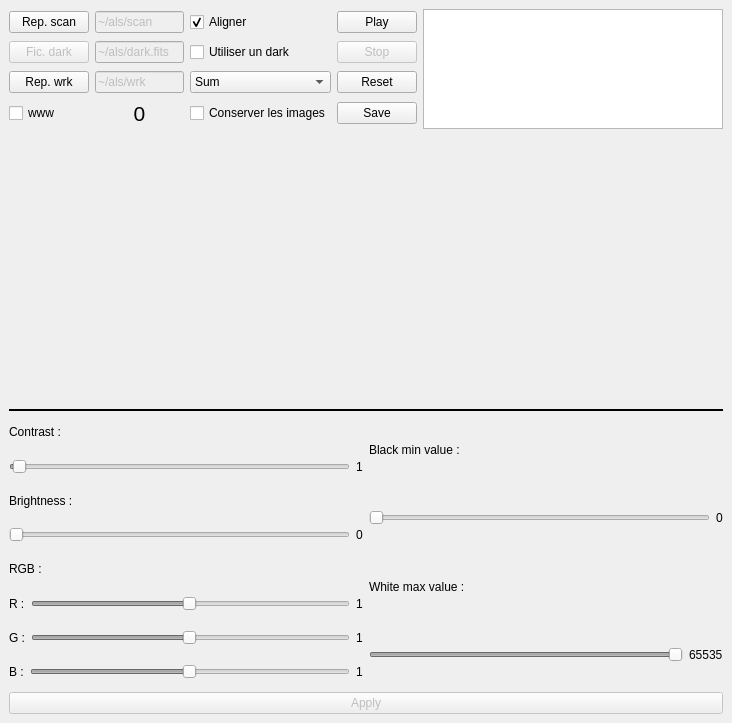
Old version of the form alsui.ui in the repository gehelem/als.
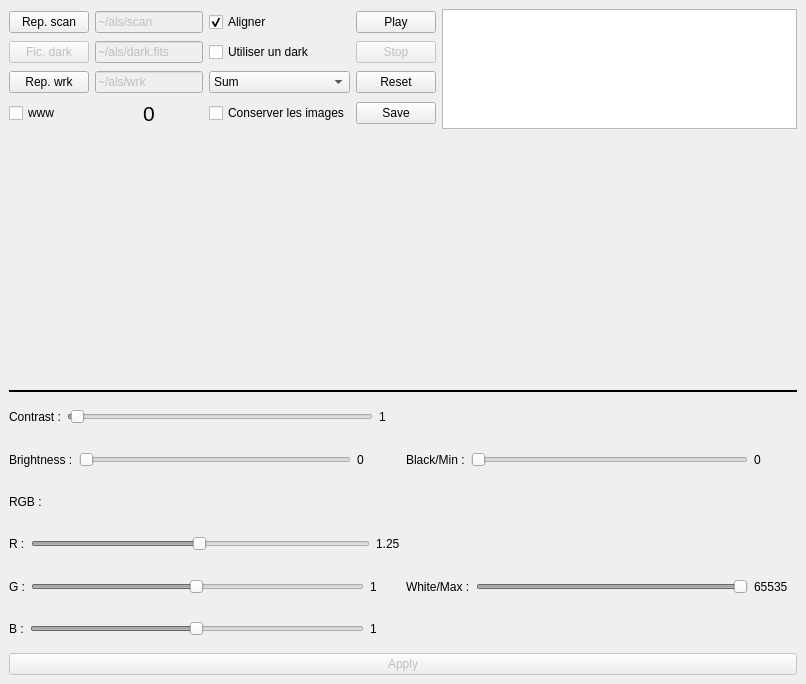
New version of the form. Icons and pictures are not drawn.

```diff
--- a/alsui.ui
+++ b/alsui.ui
@@ -6,8 +6,8 @@
    <rect>
     <x>0</x>
     <y>0</y>
-    <width>732</width>
-    <height>723</height>
+    <width>806</width>
+    <height>684</height>
    </rect>
   </property>
   <property name="windowTitle">
@@ -268,20 +268,26 @@
      <layout class="QHBoxLayout" name="horizontalLayout_2">
       <item>
        <layout class="QVBoxLayout" name="verticalLayout_3">
-        <item>
-         <widget class="QLabel" name="label_2">
-          <property name="text">
-           <string>Contrast :</string>
-          </property>
-         </widget>
-        </item>
         <item>
          <layout class="QHBoxLayout" name="horizontalLayout_3">
+          <item>
+           <widget class="QLabel" name="label_2">
+            <property name="text">
+             <string>Contrast :</string>
+            </property>
+           </widget>
+          </item>
           <item>
            <widget class="QSlider" name="contrast_slider">
             <property name="enabled">
              <bool>false</bool>
             </property>
+            <property name="minimumSize">
+             <size>
+              <width>250</width>
+              <height>0</height>
+             </size>
+            </property>
             <property name="minimum">
              <number>1</number>
             </property>
@@ -298,6 +304,12 @@
           </item>
           <item>
            <widget class="QLabel" name="contrast">
+            <property name="minimumSize">
+             <size>
+              <width>21</width>
+              <height>0</height>
+             </size>
+            </property>
             <property name="text">
              <string>1</string>
             </property>
@@ -305,20 +317,26 @@
           </item>
          </layout>
         </item>
-        <item>
-         <widget class="QLabel" name="label_3">
-          <property name="text">
-           <string>Brightness :</string>
-          </property>
-         </widget>
-        </item>
         <item>
          <layout class="QHBoxLayout" name="horizontalLayout_4">
+          <item>
+           <widget class="QLabel" name="label_3">
+            <property name="text">
+             <string>Brightness :</string>
+            </property>
+           </widget>
+          </item>
           <item>
            <widget class="QSlider" name="brightness_slider">
             <property name="enabled">
              <bool>false</bool>
             </property>
+            <property name="minimumSize">
+             <size>
+              <width>250</width>
+              <height>0</height>
+             </size>
+            </property>
             <property name="maximum">
              <number>32000</number>
             </property>
@@ -329,6 +347,12 @@
           </item>
           <item>
            <widget class="QLabel" name="brightness">
+            <property name="minimumSize">
+             <size>
+              <width>43</width>
+              <height>0</height>
+             </size>
+            </property>
             <property name="text">
              <string>0</string>
             </property>
@@ -357,6 +381,12 @@
             <property name="enabled">
              <bool>false</bool>
             </property>
+            <property name="minimumSize">
+             <size>
+              <width>250</width>
+              <height>0</height>
+             </size>
+            </property>
             <property name="minimum">
              <number>1</number>
             </property>
@@ -376,8 +406,14 @@
           </item>
           <item>
            <widget class="QLabel" name="R_value">
+            <property name="minimumSize">
+             <size>
+              <width>21</width>
+              <height>0</height>
+             </size>
+            </property>
             <property name="text">
-             <string>1</string>
+             <string>1.25</string>
             </property>
            </widget>
           </item>
@@ -397,6 +433,12 @@
             <property name="enabled">
              <bool>false</bool>
             </property>
+            <property name="minimumSize">
+             <size>
+              <width>250</width>
+              <height>0</height>
+             </size>
+            </property>
             <property name="minimum">
              <number>1</number>
             </property>
@@ -413,6 +455,12 @@
           </item>
           <item>
            <widget class="QLabel" name="G_value">
+            <property name="minimumSize">
+             <size>
+              <width>30</width>
+              <height>0</height>
+             </size>
+            </property>
             <property name="text">
              <string>1</string>
             </property>
@@ -434,6 +482,12 @@
             <property name="enabled">
              <bool>false</bool>
             </property>
+            <property name="minimumSize">
+             <size>
+              <width>250</width>
+              <height>0</height>
+             </size>
+            </property>
             <property name="minimum">
              <number>1</number>
             </property>
@@ -450,6 +504,12 @@
           </item>
           <item>
            <widget class="QLabel" name="B_value">
+            <property name="minimumSize">
+             <size>
+              <width>30</width>
+              <height>0</height>
+             </size>
+            </property>
             <property name="text">
              <string>1</string>
             </property>
@@ -461,20 +521,26 @@
       </item>
       <item>
        <layout class="QVBoxLayout" name="verticalLayout_2">
-        <item>
-         <widget class="QLabel" name="label_5">
-          <property name="text">
-           <string>Black min value :</string>
-          </property>
-         </widget>
-        </item>
         <item>
          <layout class="QHBoxLayout" name="horizontalLayout_5">
+          <item>
+           <widget class="QLabel" name="label_5">
+            <property name="text">
+             <string>Black/Min :</string>
+            </property>
+           </widget>
+          </item>
           <item>
            <widget class="QSlider" name="black_slider">
             <property name="enabled">
              <bool>false</bool>
             </property>
+            <property name="minimumSize">
+             <size>
+              <width>250</width>
+              <height>0</height>
+             </size>
+            </property>
             <property name="maximum">
              <number>65535</number>
             </property>
@@ -485,6 +551,12 @@
           </item>
           <item>
            <widget class="QLabel" name="black">
+            <property name="minimumSize">
+             <size>
+              <width>43</width>
+              <height>0</height>
+             </size>
+            </property>
             <property name="text">
              <string>0</string>
             </property>
@@ -492,20 +564,26 @@
           </item>
          </layout>
         </item>
-        <item>
-         <widget class="QLabel" name="label_6">
-          <property name="text">
-           <string>White max value :</string>
-          </property>
-         </widget>
-        </item>
         <item>
          <layout class="QHBoxLayout" name="horizontalLayout_6">
+          <item>
+           <widget class="QLabel" name="label_6">
+            <property name="text">
+             <string>White/Max :</string>
+            </property>
+           </widget>
+          </item>
           <item>
            <widget class="QSlider" name="white_slider">
             <property name="enabled">
              <bool>false</bool>
             </property>
+            <property name="minimumSize">
+             <size>
+              <width>250</width>
+              <height>0</height>
+             </size>
+            </property>
             <property name="maximum">
              <number>65535</number>
             </property>
@@ -519,6 +597,12 @@
           </item>
           <item>
            <widget class="QLabel" name="white">
+            <property name="minimumSize">
+             <size>
+              <width>43</width>
+              <height>0</height>
+             </size>
+            </property>
             <property name="text">
              <string>65535</string>
             </property>
```
